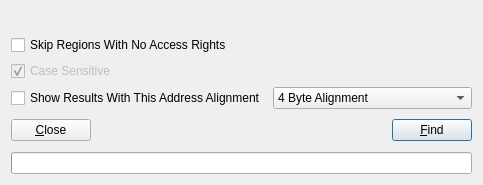
Before: the Qt Designer form plugins/BinarySearcher/DialogBinaryString.ui in eteran/edb-debugger, drawn with Qt 5.
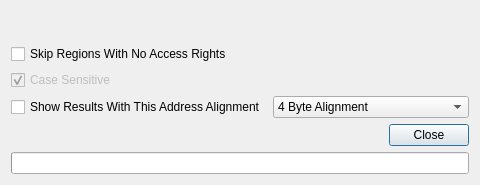
After: the same form once the commit is applied. Icons and pictures are not drawn. Custom widgets are drawn as their Qt base class.

Commit message: improved some more dialogs and plugins

The edit to the form file:
```diff
--- a/plugins/BinarySearcher/DialogBinaryString.ui
+++ b/plugins/BinarySearcher/DialogBinaryString.ui
@@ -7,7 +7,7 @@
    <rect>
     <x>0</x>
     <y>0</y>
-    <width>483</width>
+    <width>480</width>
     <height>185</height>
    </rect>
   </property>
@@ -15,14 +15,24 @@
    <string>Binary String</string>
   </property>
   <layout class="QGridLayout" name="gridLayout">
-   <item row="1" column="0" colspan="2">
+   <item row="0" column="0" colspan="2">
+    <widget class="BinaryString" name="binaryString">
+     <property name="sizePolicy">
+      <sizepolicy hsizetype="MinimumExpanding" vsizetype="Minimum">
+       <horstretch>0</horstretch>
+       <verstretch>0</verstretch>
+      </sizepolicy>
+     </property>
+    </widget>
+   </item>
+   <item row="1" column="0">
     <widget class="QCheckBox" name="chkSkipNoAccess">
      <property name="text">
       <string>Skip Regions With No Access Rights</string>
      </property>
     </widget>
    </item>
-   <item row="2" column="0" colspan="2">
+   <item row="2" column="0">
     <widget class="QCheckBox" name="chkCaseSensitive">
      <property name="enabled">
       <bool>false</bool>
@@ -35,55 +45,10 @@
      </property>
     </widget>
    </item>
-   <item row="4" column="0" colspan="2">
-    <layout class="QHBoxLayout">
-     <item>
-      <widget class="QPushButton" name="btnClose">
-       <property name="text">
-        <string>&amp;Close</string>
-       </property>
-       <property name="icon">
-        <iconset theme="dialog-close">
-         <normaloff>.</normaloff>.</iconset>
-       </property>
-      </widget>
-     </item>
-     <item>
-      <spacer>
-       <property name="orientation">
-        <enum>Qt::Horizontal</enum>
-       </property>
-       <property name="sizeHint" stdset="0">
-        <size>
-         <width>99</width>
-         <height>31</height>
-        </size>
-       </property>
-      </spacer>
-     </item>
-     <item>
-      <widget class="QPushButton" name="btnFind">
-       <property name="text">
-        <string>&amp;Find</string>
-       </property>
-       <property name="icon">
-        <iconset theme="edit-find">
-         <normaloff>.</normaloff>.</iconset>
-       </property>
-       <property name="default">
-        <bool>true</bool>
-       </property>
-      </widget>
-     </item>
-    </layout>
-   </item>
-   <item row="0" column="0" colspan="2">
-    <widget class="BinaryString" name="binaryString">
-     <property name="sizePolicy">
-      <sizepolicy hsizetype="MinimumExpanding" vsizetype="Minimum">
-       <horstretch>0</horstretch>
-       <verstretch>0</verstretch>
-      </sizepolicy>
+   <item row="3" column="0">
+    <widget class="QCheckBox" name="chkAlignment">
+     <property name="text">
+      <string>Show Results With This Address Alignment</string>
      </property>
     </widget>
    </item>
@@ -112,10 +77,10 @@
      </item>
     </widget>
    </item>
-   <item row="3" column="0">
-    <widget class="QCheckBox" name="chkAlignment">
-     <property name="text">
-      <string>Show Results With This Address Alignment</string>
+   <item row="4" column="0" colspan="2">
+    <widget class="QDialogButtonBox" name="buttonBox">
+     <property name="standardButtons">
+      <set>QDialogButtonBox::Close</set>
      </property>
     </widget>
    </item>
```
Left out of the diff: 38 changed lines with no effect on the pictures. The commit also changes 12 other files.
